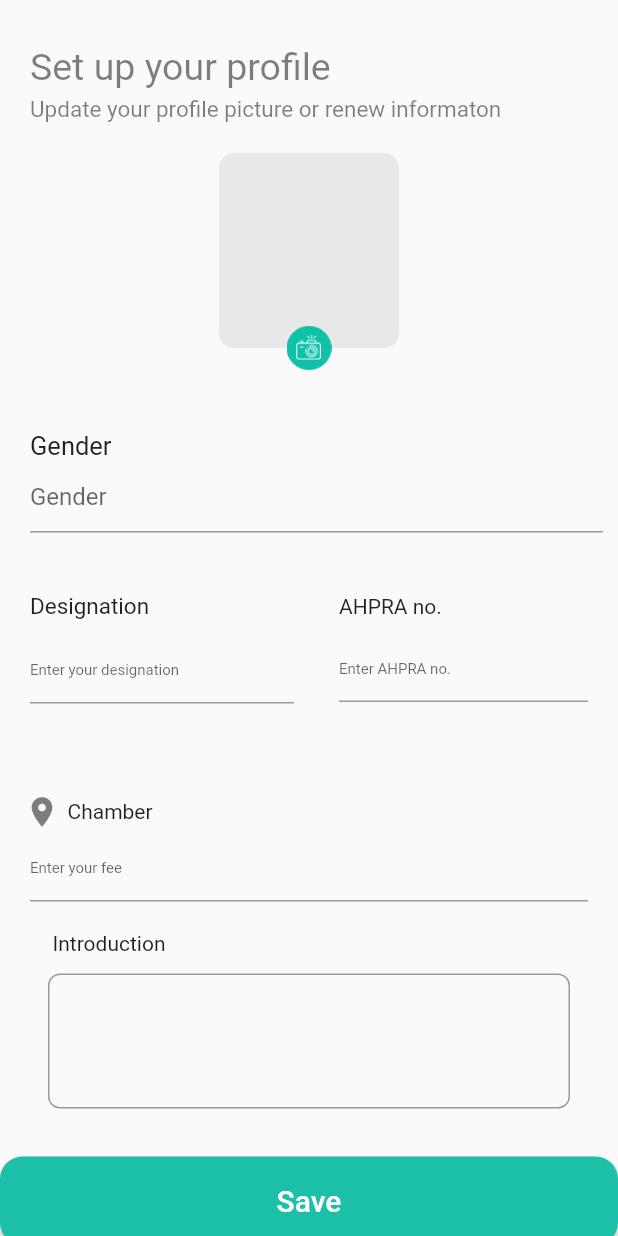
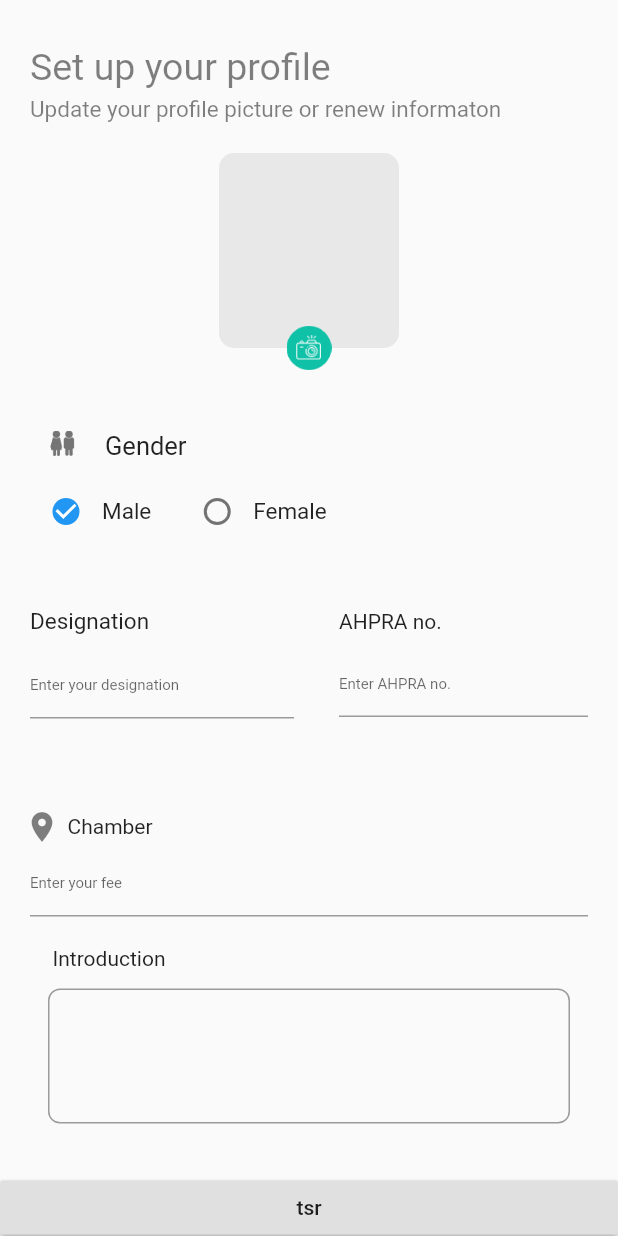
Before and after one commit to Mehedihasan177/doctor_Mediaid, a Flutter app: the SetupProfile screen opened directly, on a phone screen of 412 x 824 dp. Run offline on Flutter 3.47's test engine with Material 2 defaults, Android fonts, the light colour scheme and no system bars; our stand-ins replace auto_size_text, bottom_navy_bar, country_code_picker, dio, flutter_easyloading, image_picker and 3 more; accounts and stored records are empty.

Commit message:
gender okey

```diff
--- a/lib/view/screen/setUp_Profile/setUp_Profile.dart
+++ b/lib/view/screen/setUp_Profile/setUp_Profile.dart
@@ -34,8 +34,9 @@ class _SetupProfileState extends State<SetupProfile> {
   TextEditingController _fee = TextEditingController();
   TextEditingController _chember = TextEditingController();
   TextEditingController _introduction = TextEditingController();
-  bool checkbox = false;
-  String gender = '';
+  bool checkbox = true;
+  String gender = 'Male';
+
   final maxLines = 15;
   List<DoctorAppointmentModel> doctorAppointment = List.of(doctor_appointment_data);
 
@@ -127,101 +128,105 @@ class _SetupProfileState extends State<SetupProfile> {
               height: 40,
             ),
 
-            // Column(
-            //   children: [
-            //     Padding(
-            //       padding: const EdgeInsets.only(left: 33),
-            //       child: Row(
-            //         mainAxisAlignment: MainAxisAlignment.start,
-            //         crossAxisAlignment: CrossAxisAlignment.start,
-            //         children: [
-            //           Container(
-            //             height: 17,
-            //             width: 17,
-            //             child: Image(image: AssetImage("images/gender.png"),
-            //               fit: BoxFit.cover,
-            //             ),
-            //           ),
-            //           SizedBox(
-            //             width: 20,
-            //           ),
-            //           Text(
-            //             "Gender",
-            //             style: TextStyle(fontSize: 17),
-            //           ),
-            //         ],
-            //       ),
-            //     ),
-            //     SizedBox(height: 10,),
-            //     Row(
-            //       children: [
-            //         Padding(
-            //           padding: const EdgeInsets.only(left: 20),
-            //           child: Row(
-            //             children: [
-            //               Checkbox(
-            //                 value: checkbox,
-            //                 shape: CircleBorder(),
-            //                 onChanged: (bool? value) {
-            //                   setState(() {
-            //                     checkbox = value!;
-            //                   });
-            //                 },
-            //               ),
-            //               // SizedBox(width: 20,),
-            //               Text("Male", style: TextStyle(fontSize: 15),),
-            //             ],
-            //           ),
-            //         ),
-            //         Padding(
-            //           padding: const EdgeInsets.only(left: 20),
-            //           child: Row(
-            //             children: [
-            //               Checkbox(
-            //                 value: !checkbox,
-            //                 shape: CircleBorder(),
-            //                 onChanged: (bool? value) {
-            //                   setState(() {
-            //                     checkbox = value!;
-            //                   });
-            //                 },
-            //               ),
-            //               // SizedBox(width: 10,),
-            //               Text("Female", style: TextStyle(fontSize: 15),),
-            //             ],
-            //           ),
-            //         ),
-            //       ],
-            //     ),
-            //   ],
-            // ),
             Column(
               children: [
+                Padding(
+                  padding: const EdgeInsets.only(left: 33),
+                  child: Row(
+                    mainAxisAlignment: MainAxisAlignment.start,
+                    crossAxisAlignment: CrossAxisAlignment.start,
+                    children: [
                       Container(
-                    padding: EdgeInsets.only(left: 20),
-                    alignment: Alignment.centerLeft,
-                    child: Text("Gender",
-                        style: TextStyle(
-                          fontSize: 17
+                        height: 17,
+                        width: 17,
+                        child: Image(image: AssetImage("images/gender.png"),
+                          fit: BoxFit.cover,
                         ),
                       ),
+                      SizedBox(
+                        width: 20,
                       ),
-
+                      Text(
+                        "Gender",
+                        style: TextStyle(fontSize: 17),
+                      ),
+                    ],
+                  ),
+                ),
+                SizedBox(height: 10,),
+                Row(
+                  children: [
                     Padding(
-                    padding: const EdgeInsets.only(left: 20.0, right: 10),
-                    child: TextField(
-                      controller: _name,
-                      keyboardType: TextInputType.emailAddress,
-                      style: TextStyle(color: Colors.black),
-                      //scrollPadding: EdgeInsets.all(10),
-                      decoration: InputDecoration(
-                        //contentPadding: EdgeInsets.all(20),
-                        hintText: "Gender ",
+                      padding: const EdgeInsets.only(left: 20),
+                      child: Row(
+                        children: [
+                          Checkbox(
+                            value: checkbox,
+                            shape: CircleBorder(),
+                            onChanged: (bool? value) {
+                              setState(() {
+                                print('value');
+                                print(value);
+                                if(checkbox==false)checkbox = !checkbox;
+                              });
+                            },
                           ),
+                          // SizedBox(width: 20,),
+                          Text("Male", style: TextStyle(fontSize: 15),),
+                        ],
+                      ),
+                    ),
+                    Padding(
+                      padding: const EdgeInsets.only(left: 20),
+                      child: Row(
+                        children: [
+                          Checkbox(
+                            value: !checkbox,
+                            shape: CircleBorder(),
+                            onChanged: (bool? value) {
+                              setState(() {
+                                print('value');
+                                print(value);
+                                if(checkbox==true)checkbox = !checkbox;
+                              });
+                            },
+                          ),
+                          // SizedBox(width: 10,),
+                          Text("Female", style: TextStyle(fontSize: 15),),
+                        ],
                       ),
                     ),
                   ],
                 ),
+              ],
+            ),
+            // Column(
+            //     children: [
+            //       Container(
+            //         padding: EdgeInsets.only(left: 20),
+            //         alignment: Alignment.centerLeft,
+            //         child: Text("Gender",
+            //             style: TextStyle(
+            //               fontSize: 17
+            //             ),
+            //             ),
+            //       ),
+            //
+            //       Padding(
+            //         padding: const EdgeInsets.only(left: 20.0, right: 10),
+            //         child: TextField(
+            //           controller: _name,
+            //           keyboardType: TextInputType.emailAddress,
+            //           style: TextStyle(color: Colors.black),
+            //           //scrollPadding: EdgeInsets.all(10),
+            //           decoration: InputDecoration(
+            //             //contentPadding: EdgeInsets.all(20),
+            //             hintText: "Gender ",
+            //           ),
+            //         ),
+            //       ),
+            //     ],
+            //   ),
 
 
             SizedBox(
@@ -413,6 +418,20 @@ class _SetupProfileState extends State<SetupProfile> {
             SizedBox(
               height: 20,
             ),
+
+            RaisedButton(
+              onPressed: (){
+                print(checkbox);
+                if(checkbox==true){
+                  gender='Male';
+                }else{
+                  gender='Female';
+                }
+                print(gender);
+              },
+              child: Text('tsr'),
+            ),
+
             Container(
               child: ElevatedButton(
                 child: Text(
```
Lines whose indentation alone changed are shown as unchanged.
